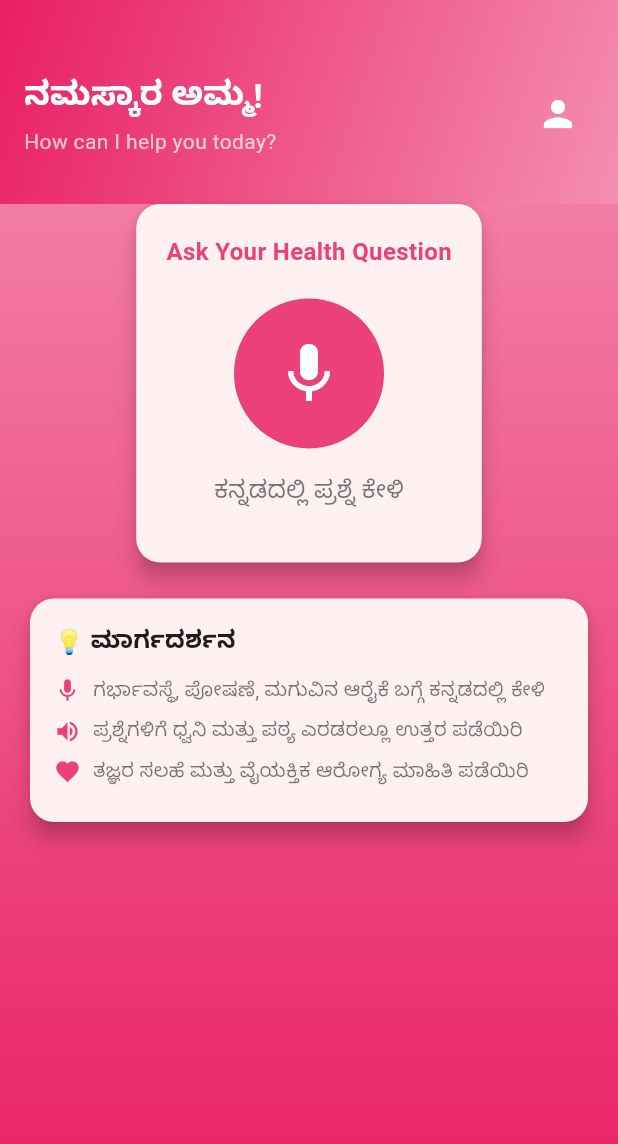
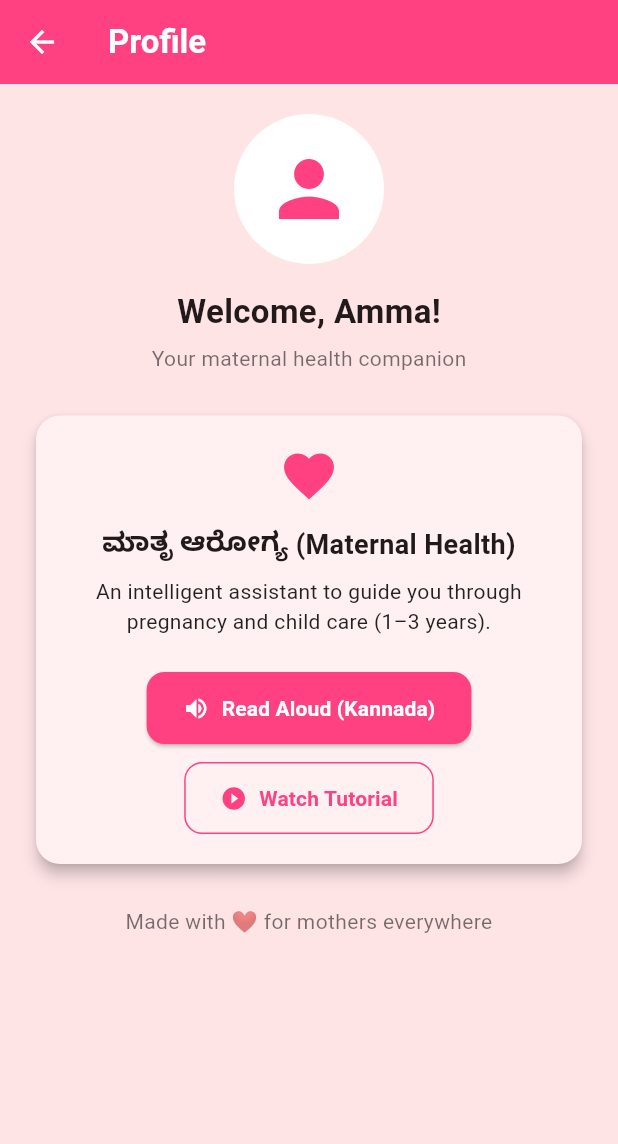
Before and after one commit to DT-khpt/Laali, a Flutter app: the DashboardPage screen opened by its route, after a tap on the "person" icon, on a phone screen of 412 x 824 dp. Shown: the top 1144 px of the screen. Run offline on Flutter 3.47's test engine with Material 3 defaults, Android fonts, the light colour scheme and no system bars.

Commit message:
added profile.dart

```diff
--- a/lib/dashboard.dart
+++ b/lib/dashboard.dart
@@ -1,4 +1,5 @@
 import 'package:flutter/material.dart';
+import 'profile.dart'; // ✅ Add this import
 
 class DashboardPage extends StatefulWidget {
   @override
@@ -19,7 +20,7 @@ class _DashboardPageState extends State<DashboardPage> {
       });
 
       ScaffoldMessenger.of(context).showSnackBar(
-        SnackBar(content: Text("Processing your question...")),
+        const SnackBar(content: Text("Processing your question...")),
       );
 
       // Simulate backend response
@@ -31,7 +32,7 @@ class _DashboardPageState extends State<DashboardPage> {
         });
 
         ScaffoldMessenger.of(context).showSnackBar(
-          SnackBar(content: Text("Audio response ready in Kannada")),
+          const SnackBar(content: Text("Audio response ready in Kannada")),
         );
       });
     } else {
@@ -42,13 +43,17 @@ class _DashboardPageState extends State<DashboardPage> {
       });
 
       ScaffoldMessenger.of(context).showSnackBar(
-        SnackBar(content: Text("Recording started, tap again to stop")),
+        const SnackBar(content: Text("Recording started, tap again to stop")),
       );
     }
   }
 
   void handleProfileOpen() {
-    Navigator.pushNamed(context, '/profile');
+    // ✅ Navigate directly to ProfilePage
+    Navigator.push(
+      context,
+      MaterialPageRoute(builder: (context) => const ProfilePage()),
+    );
   }
 
   @override
@@ -77,9 +82,9 @@ class _DashboardPageState extends State<DashboardPage> {
               child: Row(
                 mainAxisAlignment: MainAxisAlignment.spaceBetween,
                 children: [
-                  Column(
+                  const Column(
                     crossAxisAlignment: CrossAxisAlignment.start,
-                    children: const [
+                    children: [
                       Text("ನಮಸ್ಕಾರ ಅಮ್ಮ!",
                           style: TextStyle(
                               fontSize: 22,
@@ -87,8 +92,8 @@ class _DashboardPageState extends State<DashboardPage> {
                               color: Colors.white)),
                       SizedBox(height: 4),
                       Text("How can I help you today?",
-                          style: TextStyle(
-                              fontSize: 14, color: Colors.white70)),
+                          style:
+                              TextStyle(fontSize: 14, color: Colors.white70)),
                     ],
                   ),
                   IconButton(
@@ -99,13 +104,12 @@ class _DashboardPageState extends State<DashboardPage> {
               ),
             ),
 
-            // Status Indicator
             if (isRecording || isPlaying)
               Padding(
                 padding: const EdgeInsets.only(top: 12),
                 child: Container(
-                  padding: const EdgeInsets.symmetric(
-                      horizontal: 12, vertical: 6),
+                  padding:
+                      const EdgeInsets.symmetric(horizontal: 12, vertical: 6),
                   decoration: BoxDecoration(
                     color: Colors.white24,
                     borderRadius: BorderRadius.circular(20),
@@ -124,9 +128,7 @@ class _DashboardPageState extends State<DashboardPage> {
                         ),
                       if (isRecording) const SizedBox(width: 6),
                       Icon(
-                        isRecording
-                            ? Icons.mic
-                            : Icons.volume_up,
+                        isRecording ? Icons.mic : Icons.volume_up,
                         size: 16,
                         color: Colors.white,
                       ),
@@ -142,7 +144,6 @@ class _DashboardPageState extends State<DashboardPage> {
                 ),
               ),
 
-            // Main Content
             Expanded(
               child: Container(
                 transform: Matrix4.translationValues(0, -20, 0),
@@ -151,8 +152,6 @@ class _DashboardPageState extends State<DashboardPage> {
                   child: Column(
                     children: [
                       const SizedBox(height: 16),
-
-                      // Voice Assistant Card
                       Card(
                         elevation: 6,
                         shape: RoundedRectangleBorder(
@@ -208,7 +207,6 @@ class _DashboardPageState extends State<DashboardPage> {
                               ),
                               const SizedBox(height: 16),
 
-                              // Response Text Display
                               if (responseText.isNotEmpty)
                                 Card(
                                   color: Colors.pink[50],
@@ -240,18 +238,16 @@ class _DashboardPageState extends State<DashboardPage> {
                       ),
 
                       const SizedBox(height: 16),
-
-                      // Quick Tips
                       Card(
                         elevation: 6,
                         shape: RoundedRectangleBorder(
                           borderRadius: BorderRadius.circular(16),
                         ),
-                        child: Padding(
-                          padding: const EdgeInsets.all(16),
+                        child: const Padding(
+                          padding: EdgeInsets.all(16),
                           child: Column(
                             crossAxisAlignment: CrossAxisAlignment.start,
-                            children: const [
+                            children: [
                               Text("💡 ಮಾರ್ಗದರ್ಶನ",
                                   style: TextStyle(
                                       fontWeight: FontWeight.bold,
@@ -298,7 +294,7 @@ class TipRow extends StatelessWidget {
       padding: const EdgeInsets.only(bottom: 8),
       child: Row(
         children: [
-          Icon(icon, size: 18, color: Colors.pink[400]),
+          Icon(icon, size: 18, color: Colors.pink),
           const SizedBox(width: 8),
           Expanded(
             child: Text(
--- a/lib/main.dart
+++ b/lib/main.dart
@@ -1,6 +1,7 @@
 import 'package:flutter/material.dart';
 import 'login.dart';
 import 'dashboard.dart';
+import 'profile.dart';
 
 void main() {
   runApp(const MyApp());
@@ -23,6 +24,7 @@ class MyApp extends StatelessWidget {
       routes: {
         '/': (context) => LoginPage(),
         '/dashboard': (context) => DashboardPage(),
+        '/profile': (context) => ProfilePage(),
       },
     );
   }
--- /dev/null
+++ b/lib/profile.dart
@@ -0,0 +1,159 @@
+import 'package:flutter/material.dart';
+
+class ProfilePage extends StatefulWidget {
+  const ProfilePage({super.key});
+
+  @override
+  State<ProfilePage> createState() => _ProfilePageState();
+}
+
+class _ProfilePageState extends State<ProfilePage> {
+  bool isReadingAloud = false;
+
+  void handleReadAloud() {
+    setState(() {
+      isReadingAloud = true;
+    });
+
+    ScaffoldMessenger.of(context).showSnackBar(
+      const SnackBar(
+        content: Text("Playing app description in Kannada..."),
+        duration: Duration(seconds: 2),
+      ),
+    );
+
+    Future.delayed(const Duration(seconds: 5), () {
+      if (mounted) {
+        setState(() {
+          isReadingAloud = false;
+        });
+      }
+    });
+  }
+
+  void handleWatchTutorial() {
+    ScaffoldMessenger.of(context).showSnackBar(
+      const SnackBar(
+        content: Text("Opening video tutorial..."),
+        duration: Duration(seconds: 2),
+      ),
+    );
+  }
+
+  @override
+  Widget build(BuildContext context) {
+    return Scaffold(
+      backgroundColor: const Color(0xFFFFE4E6), // soft maternal pink background
+      appBar: AppBar(
+        backgroundColor: Colors.pinkAccent,
+        elevation: 0,
+        leading: IconButton(
+          icon: const Icon(Icons.arrow_back, color: Colors.white),
+          onPressed: () => Navigator.pop(context),
+        ),
+        title: const Text(
+          "Profile",
+          style: TextStyle(color: Colors.white, fontWeight: FontWeight.bold),
+        ),
+      ),
+      body: SingleChildScrollView(
+        padding: const EdgeInsets.all(20),
+        child: Column(
+          crossAxisAlignment: CrossAxisAlignment.center,
+          children: [
+            const CircleAvatar(
+              radius: 50,
+              backgroundColor: Colors.white,
+              child: Icon(Icons.person, color: Colors.pinkAccent, size: 60),
+            ),
+            const SizedBox(height: 16),
+            const Text(
+              "Welcome, Amma!",
+              style: TextStyle(fontSize: 22, fontWeight: FontWeight.bold),
+            ),
+            const SizedBox(height: 6),
+            const Text(
+              "Your maternal health companion",
+              style: TextStyle(color: Colors.black54),
+            ),
+            const SizedBox(height: 24),
+
+            // Card with info and buttons
+            Card(
+              shape: RoundedRectangleBorder(
+                borderRadius: BorderRadius.circular(16),
+              ),
+              elevation: 4,
+              child: Padding(
+                padding: const EdgeInsets.all(20),
+                child: Column(
+                  children: [
+                    const Icon(Icons.favorite, color: Colors.pinkAccent, size: 40),
+                    const SizedBox(height: 12),
+                    const Text(
+                      "ಮಾತೃ ಆರೋಗ್ಯ (Maternal Health)",
+                      textAlign: TextAlign.center,
+                      style: TextStyle(fontSize: 18, fontWeight: FontWeight.bold),
+                    ),
+                    const SizedBox(height: 8),
+                    const Text(
+                      "An intelligent assistant to guide you through pregnancy and child care (1–3 years).",
+                      textAlign: TextAlign.center,
+                      style: TextStyle(color: Colors.black87),
+                    ),
+                    const SizedBox(height: 24),
+
+                    // Read aloud button
+                    ElevatedButton.icon(
+                      style: ElevatedButton.styleFrom(
+                        backgroundColor: Colors.pinkAccent,
+                        shape: RoundedRectangleBorder(
+                          borderRadius: BorderRadius.circular(12),
+                        ),
+                        padding: const EdgeInsets.symmetric(vertical: 14, horizontal: 24),
+                      ),
+                      onPressed: isReadingAloud ? null : handleReadAloud,
+                      icon: Icon(
+                        isReadingAloud ? Icons.volume_off : Icons.volume_up,
+                        color: Colors.white,
+                      ),
+                      label: Text(
+                        isReadingAloud ? "Reading..." : "Read Aloud (Kannada)",
+                        style: const TextStyle(color: Colors.white, fontWeight: FontWeight.bold),
+                      ),
+                    ),
+                    const SizedBox(height: 12),
+
+                    // Tutorial button
+                    OutlinedButton.icon(
+                      style: OutlinedButton.styleFrom(
+                        side: const BorderSide(color: Colors.pinkAccent),
+                        shape: RoundedRectangleBorder(
+                          borderRadius: BorderRadius.circular(12),
+                        ),
+                        padding: const EdgeInsets.symmetric(vertical: 14, horizontal: 24),
+                      ),
+                      onPressed: handleWatchTutorial,
+                      icon: const Icon(Icons.play_circle_fill, color: Colors.pinkAccent),
+                      label: const Text(
+                        "Watch Tutorial",
+                        style: TextStyle(color: Colors.pinkAccent, fontWeight: FontWeight.bold),
+                      ),
+                    ),
+                  ],
+                ),
+              ),
+            ),
+
+            const SizedBox(height: 24),
+            const Text(
+              "Made with ❤️ for mothers everywhere",
+              textAlign: TextAlign.center,
+              style: TextStyle(color: Colors.black54, fontSize: 14),
+            ),
+          ],
+        ),
+      ),
+    );
+  }
+}
```
Lines whose indentation alone changed are shown as unchanged.
